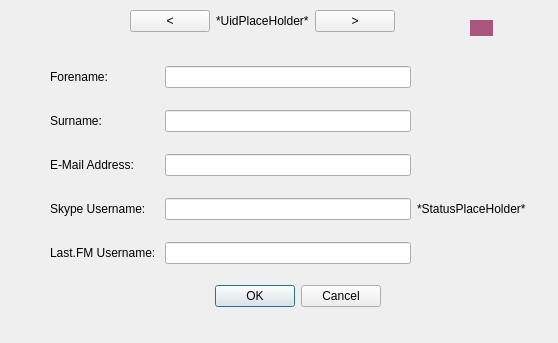
vmlemon/SocialClient, file contacteditor.ui: the form before one commit.
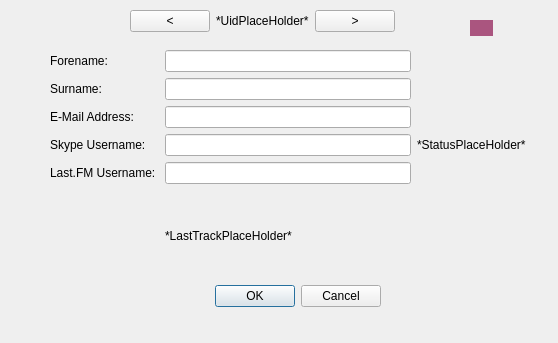
The form after the commit.

Commit message: Attempt to display the track in the contacts editor/viewer

Patch:
```diff
--- a/contacteditor.ui
+++ b/contacteditor.ui
@@ -96,6 +96,13 @@
     <item row="6" column="1">
      <widget class="QLineEdit" name="LastFmUserNameField"/>
     </item>
+    <item row="7" column="1">
+     <widget class="QLabel" name="LastFmLastTrackLabel">
+      <property name="text">
+       <string>*LastTrackPlaceHolder*</string>
+      </property>
+     </widget>
+    </item>
    </layout>
   </widget>
   <widget class="QWidget" name="gridLayoutWidget_2">
```
The commit also changes 1 other file.
